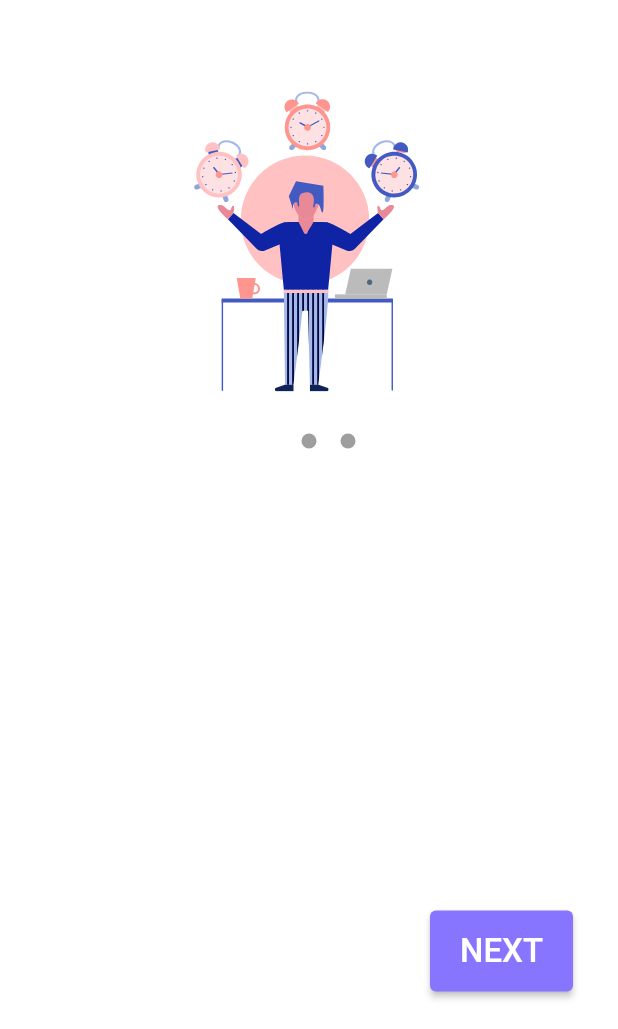
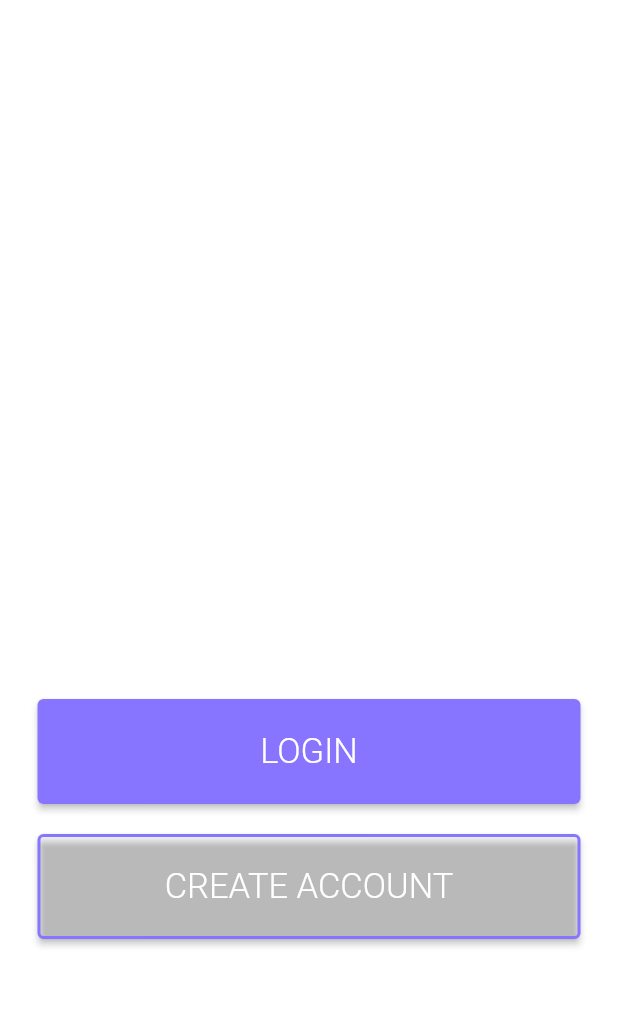
Before and after one commit to thevinitgupta/Pawd, a Flutter app: the screen it shows after launch, after a tap on "SKIP", on a phone screen of 412 x 824 dp, the part 207-1236 px from its top. Run offline on Flutter 3.47's test engine with Material 2 defaults, Android fonts, the phone set to English and light mode, and no system bars; our stand-ins replace flutter_svg, shared_preferences; network calls fail.

Commit message:
added welcome, signup and login screens

```diff
--- a/lib/main.dart
+++ b/lib/main.dart
@@ -1,7 +1,10 @@
 import 'dart:ui';
 import 'package:flutter/material.dart';
+import 'package:pawd/utils/shared_pref_helper.dart';
 import 'package:pawd/views/on_boarding.dart';
-
+import 'package:pawd/views/signup.dart';
+import 'views/welcome.dart';
+import 'views/login.dart';
 
 void main() {
   runApp(const MyApp());
@@ -9,13 +12,13 @@ void main() {
 
 class MyApp extends StatelessWidget {
   const MyApp({super.key});
-  // final Map<int, Color> colorMap = ;
+
 
   static const int _primaryColorValue = 0xFF8875FF;
   final MaterialColor primaryColor = const MaterialColor(
     _primaryColorValue,
     const {
-      50:  const Color(0xFFE8E7FF),
+      50: const Color(0xFFE8E7FF),
       100: const Color(0xFFC5C3FF),
       200: const Color(0xFFA29FFF),
       300: const Color(0xFF7E7BFF),
@@ -28,11 +31,21 @@ class MyApp extends StatelessWidget {
     },
   );
 
+  @override
+  void initState() {}
+
   // This widget is the root of your application.
   @override
   Widget build(BuildContext context) {
     return MaterialApp(
       title: 'Flutter Demo',
+      initialRoute: '/',
+      routes: {
+        // When navigating to the "/second" route, build the SecondScreen widget.
+        '/welcome': (context) => Welcome(),
+        '/login': (context) => Login(),
+        '/signup': (context) => Signup(),
+      },
       theme: ThemeData(
         primarySwatch: primaryColor,
         primaryColor: Color(0xFF8875FF),
@@ -42,13 +55,10 @@ class MyApp extends StatelessWidget {
           bodyText1: TextStyle(
             color: Colors.white,
           ),
-          bodyText2: TextStyle(
-            color: Colors.white30,
-            fontSize: 22
-          ),
+          bodyText2: TextStyle(color: Colors.white30, fontSize: 22),
         ),
       ),
-      home: const MyHomePage(title: 'Up Todo - Todo List for the Next Gen'),
+      home: const MyHomePage(title: 'Pawd - Todo List for the Next Gen'),
     );
   }
 }
@@ -63,11 +73,23 @@ class MyHomePage extends StatefulWidget {
 }
 
 class _MyHomePageState extends State<MyHomePage> {
-
   @override
   Widget build(BuildContext context) {
     return Scaffold(
-      body: OnboardingScreen(),
+      body: FutureBuilder(
+          future: SharedPrefHelper.hasLoggedIn(),
+          builder: (context, snap) {
+            if (snap.hasData) {
+              final hasLoggedIn = snap.data!;
+              if (hasLoggedIn) {
+                // move to home page;
+                return Container();
+              }
+              return OnboardingScreen();
+            }
+
+            return CircularProgressIndicator();
+          }),
     );
   }
 }
--- /dev/null
+++ b/lib/utils/shared_pref_helper.dart
@@ -0,0 +1,14 @@
+import 'package:shared_preferences/shared_preferences.dart';
+
+class SharedPrefHelper {
+  static Future<bool> hasLoggedIn() async {
+    final SharedPreferences pref = await SharedPreferences.getInstance();
+    return pref.getBool(_loginKey) ?? false ;
+  }
+
+  static void setLoggedIn() {
+
+  }
+}
+
+const _loginKey = "login_key";
--- a/lib/views/on_boarding.dart
+++ b/lib/views/on_boarding.dart
@@ -1,6 +1,5 @@
 import 'dart:ui';
 import 'package:flutter/material.dart';
-import 'package:flutter_bloc/flutter_bloc.dart';
 import 'package:flutter_svg/flutter_svg.dart';
 
 class OnboardingScreen extends StatefulWidget {
@@ -14,17 +13,17 @@ class _OnboardingScreenState extends State<OnboardingScreen> {
 
   List<Map<String, String>> _pages = [
     {
-      'title': 'Welcome to MyApp',
-      'description': 'Lorem ipsum dolor sit amet, consectetur adipiscing elit.',
+      'title': 'Manage your tasks',
+      'description': 'You can easily manage all of your daily tasks in DoMe for free',
       'image': 'assets/onboard1.svg'
     },
     {
-      'title': 'Easy to Use',
-      'description': 'Lorem ipsum dolor sit amet, consectetur adipiscing elit.',
+      'title': 'Create daily routine',
+      'description': 'In Uptodo  you can create your personalized routine to stay productive',
       'image': 'assets/onboard2.svg'    },
     {
-      'title': 'Get Started',
-      'description': 'Lorem ipsum dolor sit amet, consectetur adipiscing elit.',
+      'title': 'Orgonaize your tasks',
+      'description': 'You can organize your daily tasks by adding your tasks into separate categories',
       'image': 'assets/onboard3.svg'
     },
   ];
--- /dev/null
+++ b/lib/views/welcome.dart
@@ -0,0 +1,101 @@
+import 'dart:ui';
+import 'package:flutter/material.dart';
+
+class Welcome extends StatefulWidget {
+  const Welcome({Key? key}) : super(key: key);
+
+  @override
+  State<Welcome> createState() => _WelcomeState();
+}
+
+class _WelcomeState extends State<Welcome> {
+  @override
+  Widget build(BuildContext context) {
+    return Scaffold(
+      body:
+      SafeArea(
+        child: Column(
+          children: [
+            Container(
+              alignment: AlignmentDirectional.topStart,
+              padding: EdgeInsets.fromLTRB(15, 0, 0, 0),
+              child: GestureDetector(
+                  onTap: (){
+                    Navigator.pushReplacementNamed(context, '/');
+                  },
+                  child : Icon(Icons.chevron_left_rounded, color: Colors.white38, size: 40.0,)
+              ),
+            ),
+            Expanded(
+                child: Container(
+                  padding: EdgeInsets.fromLTRB(25.0, 60, 25.0, 0),
+                  child: Column(
+                    mainAxisAlignment: MainAxisAlignment.start,
+                    children: [
+                      Text(
+                        "Welcome to Pawd",
+                        style: TextStyle(
+                            fontSize: 32, fontWeight: FontWeight.bold, color: Colors.white),
+                      ),
+                      SizedBox(height: 20),
+                      Text(
+                        "Please login to your account or create new account to continue",
+                        textAlign: TextAlign.center,
+                        style: TextStyle(fontSize: 18, color: Colors.white54),
+                      )
+                    ],
+                  ),
+                )),
+            Container(
+              padding: EdgeInsets.symmetric(vertical: 40.0, horizontal: 25.0),
+              child: Column(
+                children: [
+                  SizedBox(
+                      height:70, //height of button
+                      width:double.infinity,
+                      child : ElevatedButton(
+                          onPressed: () => {
+                            Navigator.pushReplacementNamed(context, "/login")
+                          },
+                          child: Text('LOGIN', style: TextStyle(
+                              fontSize: 23,
+                              fontWeight: FontWeight.w300
+                          )),
+                          style: ElevatedButton.styleFrom(
+                            padding: EdgeInsets.symmetric(horizontal: 20.0, vertical: 14.0),
+                          )
+                      )
+                  ),
+                  SizedBox(
+                    height: 20,
+                  ),
+                  SizedBox(
+                      height:70, //height of button
+                      width:double.infinity,
+                      child : ElevatedButton(
+                          onPressed: () => {
+                            Navigator.pushReplacementNamed(context, "/signup")
+                          },
+                          child: Text('CREATE ACCOUNT', style: TextStyle(
+                              fontSize: 23,
+                              fontWeight: FontWeight.w300
+                          )),
+                          style: ElevatedButton.styleFrom(
+                            primary: Colors.transparent,
+                            side: BorderSide(color: Theme.of(context).primaryColor, width: 2),
+                            padding: EdgeInsets.symmetric(horizontal: 20.0, vertical: 14.0),
+                          )
+                      )
+                  ),
+                  SizedBox(
+                    height: 20,
+                  ),
+                ],
+              ),
+            )
+          ],
+        ),
+      )
+    );
+  }
+}
--- a/pubspec.yaml
+++ b/pubspec.yaml
@@ -36,6 +36,9 @@ dependencies:
   carousel_slider: ^4.2.1
   flutter_bloc: ^8.1.2
   equatable: ^2.0.5
+  firebase_auth: ^4.4.2
+  firebase_core: ^2.10.0
+  google_sign_in: ^6.1.0
 
   # The following adds the Cupertino Icons font to your application.
   # Use with the CupertinoIcons class for iOS style icons.
```
Also changed, not shown: lib/views/home.dart (added, +16 -0 lines), lib/views/login.dart (added, +196 -0 lines), lib/views/signup.dart (added, +223 -0 lines), lib/utils/authentication.dart (added), pubspec.lock, 1 other file.
